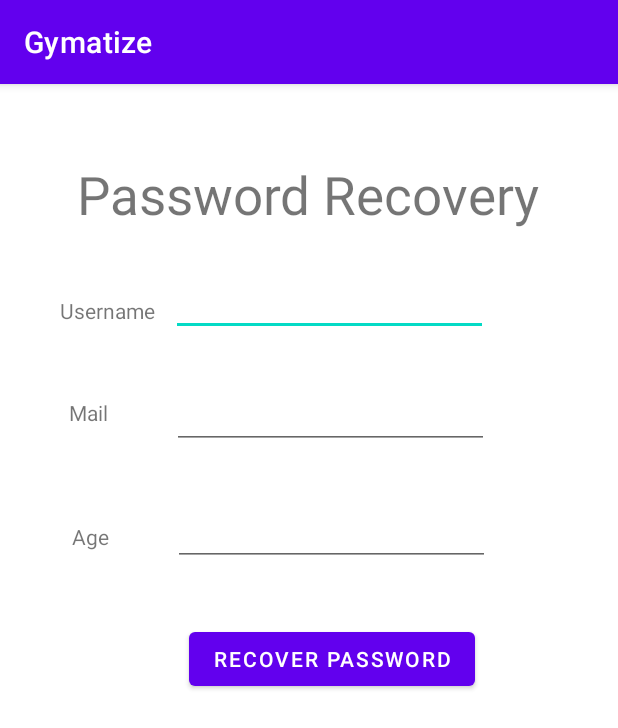
After one commit to YarinKeren/workout_app_android, an Android app: the RecoveryActivity screen opened directly, with no data from a screen before it, on a phone screen of 412 x 824 dp. The commit adds this screen. Shown: the top 728 px of the screen. Run offline under Robolectric (Android 15) with nearby library versions, the light colour scheme and no system bars.

Commit message:
Added Password Recovery Option

```diff
--- a/app/src/main/AndroidManifest.xml
+++ b/app/src/main/AndroidManifest.xml
@@ -1,6 +1,6 @@
 <?xml version="1.0" encoding="utf-8"?>
 <manifest xmlns:android="http://schemas.android.com/apk/res/android"
-    package="com.example.finalproject" >
+    package="com.example.finalproject">
 
     <application
         android:allowBackup="true"
@@ -9,7 +9,10 @@
         android:label="@string/app_name"
         android:roundIcon="@drawable/appicon"
         android:supportsRtl="false"
-        android:theme="@style/Theme.FinalProject" >
+        android:theme="@style/Theme.FinalProject">
+        <activity
+            android:name=".RecoveryActivity"
+            android:exported="false" />
         <activity
             android:name=".RegisterActivity"
             android:exported="false" />
@@ -52,7 +55,7 @@
         <activity
             android:name=".EntryUIActivity"
             android:exported="true"
-            android:theme="@style/DemoTheme" >
+            android:theme="@style/DemoTheme">
             <intent-filter>
                 <action android:name="android.intent.action.MAIN" />
 
--- a/app/src/main/java/com/example/finalproject/LoginActivity.java
+++ b/app/src/main/java/com/example/finalproject/LoginActivity.java
@@ -28,12 +28,12 @@ public class LoginActivity extends AppCompatActivity {
         loginButton = findViewById(R.id.loginButton);
         recoverPassword = findViewById(R.id.forgotPassword);
 
-//        recoverPassword.setOnClickListener(new View.OnClickListener() {
-//            @Override
-//            public void onClick(View v) {
-//                startActivity(new Intent(getBaseContext(),RecoveryActivity.class));
-//            }
-//        });
+        recoverPassword.setOnClickListener(new View.OnClickListener() {
+            @Override
+            public void onClick(View v) {
+                startActivity(new Intent(getBaseContext(),RecoveryActivity.class));
+            }
+        });
 
         loginButton.setOnClickListener(new View.OnClickListener() {
             @Override
--- /dev/null
+++ b/app/src/main/java/com/example/finalproject/RecoveryActivity.java
@@ -0,0 +1,63 @@
+package com.example.finalproject;
+
+import androidx.appcompat.app.AppCompatActivity;
+
+import android.os.Bundle;
+import android.view.View;
+import android.widget.Button;
+import android.widget.EditText;
+import android.widget.TextView;
+
+import com.google.android.material.snackbar.BaseTransientBottomBar;
+import com.google.android.material.snackbar.Snackbar;
+
+public class RecoveryActivity extends AppCompatActivity {
+    EditText userInput,ageInput,mailInput,okPass;
+    Button recoverButton;
+    TextView usernameText, mailText, ageText, passRecovered;
+    @Override
+    protected void onCreate(Bundle savedInstanceState) {
+        super.onCreate(savedInstanceState);
+        setContentView(R.layout.activity_recovery);
+
+        userInput = findViewById(R.id.recoveryUsernameInput);
+        ageInput = findViewById(R.id.recoveryAgeInput);
+        mailInput = findViewById(R.id.recoveryMailInput);
+        recoverButton = findViewById(R.id.recoverButton);
+        okPass = findViewById(R.id.okPass);
+        usernameText = findViewById(R.id.usernameText);
+        mailText = findViewById(R.id.mailText);
+        ageText = findViewById(R.id.ageText);
+        passRecovered = findViewById(R.id.passwordRecoveredText);
+
+        recoverButton.setOnClickListener(new View.OnClickListener() {
+            @Override
+            public void onClick(View v) {
+                String usernameEdit = userInput.getText().toString();
+                String mailEdit = mailInput.getText().toString();
+                double ageEdit = Double.valueOf(ageInput.getText().toString());
+
+                //Checks if all data is correct, if so - returns the password, else returns null
+                String status = FirebaseHelper.isExists(usernameEdit, ageEdit, mailEdit);
+                if (status != null)
+                {
+                    okPass.setText(status);
+                    okPass.setVisibility(View.VISIBLE);
+                    usernameText.setVisibility(View.INVISIBLE);
+                    mailText.setVisibility(View.INVISIBLE);
+                    ageText.setVisibility(View.INVISIBLE);
+                    userInput.setVisibility(View.INVISIBLE);
+                    ageInput.setVisibility(View.INVISIBLE);
+                    mailInput.setVisibility(View.INVISIBLE);
+                    recoverButton.setVisibility(View.INVISIBLE);
+                    passRecovered.setVisibility(View.VISIBLE);
+//                    Snackbar.make(getCurrentFocus(),"Password Recovered (:", BaseTransientBottomBar.LENGTH_LONG).show();
+                }
+                else
+                    Snackbar.make(getCurrentFocus(),"Unable to recover password", BaseTransientBottomBar.LENGTH_LONG).show();
+
+
+            }
+        });
+    }
+}
--- /dev/null
+++ b/app/src/main/res/layout/activity_recovery.xml
@@ -0,0 +1,151 @@
+<?xml version="1.0" encoding="utf-8"?>
+<androidx.constraintlayout.widget.ConstraintLayout xmlns:android="http://schemas.android.com/apk/res/android"
+    xmlns:app="http://schemas.android.com/apk/res-auto"
+    xmlns:tools="http://schemas.android.com/tools"
+    android:layout_width="match_parent"
+    android:layout_height="match_parent"
+    tools:context=".RecoveryActivity">
+
+    <TextView
+        android:id="@+id/textView7"
+        android:layout_width="wrap_content"
+        android:layout_height="wrap_content"
+        android:text="Password Recovery"
+        android:textSize="35sp"
+        app:layout_constraintBottom_toBottomOf="parent"
+        app:layout_constraintEnd_toEndOf="parent"
+        app:layout_constraintHorizontal_bias="0.491"
+        app:layout_constraintStart_toStartOf="parent"
+        app:layout_constraintTop_toTopOf="parent"
+        app:layout_constraintVertical_bias="0.069" />
+
+
+    <EditText
+        android:id="@+id/recoveryUsernameInput"
+        android:layout_width="211dp"
+        android:layout_height="41dp"
+        android:ems="10"
+        android:inputType="textPersonName"
+        android:minHeight="48dp"
+        app:layout_constraintBottom_toBottomOf="parent"
+        app:layout_constraintEnd_toEndOf="parent"
+        app:layout_constraintHorizontal_bias="0.567"
+        app:layout_constraintStart_toStartOf="parent"
+        app:layout_constraintTop_toTopOf="parent"
+        app:layout_constraintVertical_bias="0.174" />
+
+    <EditText
+        android:id="@+id/recoveryMailInput"
+        android:layout_width="211dp"
+        android:layout_height="41dp"
+        android:ems="10"
+        android:inputType="textPersonName"
+        android:minHeight="48dp"
+        app:layout_constraintBottom_toBottomOf="parent"
+        app:layout_constraintEnd_toEndOf="parent"
+        app:layout_constraintHorizontal_bias="0.572"
+        app:layout_constraintStart_toStartOf="parent"
+        app:layout_constraintTop_toTopOf="parent"
+        app:layout_constraintVertical_bias="0.278" />
+
+    <EditText
+        android:id="@+id/recoveryAgeInput"
+        android:layout_width="211dp"
+        android:layout_height="41dp"
+        android:ems="10"
+        android:inputType="numberDecimal"
+        app:layout_constraintBottom_toBottomOf="parent"
+        app:layout_constraintEnd_toEndOf="parent"
+        app:layout_constraintHorizontal_bias="0.575"
+        app:layout_constraintStart_toStartOf="parent"
+        app:layout_constraintTop_toTopOf="parent"
+        app:layout_constraintVertical_bias="0.385" />
+
+    <Button
+        android:id="@+id/recoverButton"
+        android:layout_width="wrap_content"
+        android:layout_height="wrap_content"
+        android:text="Recover Password"
+        app:layout_constraintBottom_toBottomOf="parent"
+        app:layout_constraintEnd_toEndOf="parent"
+        app:layout_constraintHorizontal_bias="0.568"
+        app:layout_constraintStart_toStartOf="parent"
+        app:layout_constraintTop_toTopOf="parent"
+        app:layout_constraintVertical_bias="0.499" />
+
+    <TextView
+        android:id="@+id/usernameText"
+        android:layout_width="wrap_content"
+        android:layout_height="wrap_content"
+        android:text="Username"
+        app:layout_constraintBottom_toBottomOf="parent"
+        app:layout_constraintEnd_toEndOf="parent"
+        app:layout_constraintHorizontal_bias="0.115"
+        app:layout_constraintStart_toStartOf="parent"
+        app:layout_constraintTop_toTopOf="parent"
+        app:layout_constraintVertical_bias="0.189" />
+
+    <TextView
+        android:id="@+id/mailText"
+        android:layout_width="wrap_content"
+        android:layout_height="wrap_content"
+        android:text="Mail"
+        app:layout_constraintBottom_toBottomOf="parent"
+        app:layout_constraintEnd_toEndOf="parent"
+        app:layout_constraintHorizontal_bias="0.119"
+        app:layout_constraintStart_toStartOf="parent"
+        app:layout_constraintTop_toTopOf="parent"
+        app:layout_constraintVertical_bias="0.28" />
+
+    <TextView
+        android:id="@+id/ageText"
+        android:layout_width="wrap_content"
+        android:layout_height="wrap_content"
+        android:text="Age"
+        app:layout_constraintBottom_toBottomOf="parent"
+        app:layout_constraintEnd_toEndOf="parent"
+        app:layout_constraintHorizontal_bias="0.124"
+        app:layout_constraintStart_toStartOf="parent"
+        app:layout_constraintTop_toTopOf="parent"
+        app:layout_constraintVertical_bias="0.39" />
+
+    <EditText
+        android:id="@+id/okPass"
+        android:layout_width="wrap_content"
+        android:layout_height="wrap_content"
+        android:ems="10"
+        android:inputType="textPersonName"
+        android:minHeight="48dp"
+        android:visibility="gone"
+        app:layout_constraintBottom_toBottomOf="parent"
+        app:layout_constraintEnd_toEndOf="parent"
+        app:layout_constraintHorizontal_bias="0.562"
+        app:layout_constraintStart_toStartOf="parent"
+        app:layout_constraintTop_toTopOf="parent"
+        app:layout_constraintVertical_bias="0.364" />
+
+    <TextView
+        android:id="@+id/passwordRecoveredText"
+        android:layout_width="wrap_content"
+        android:layout_height="wrap_content"
+        android:text="Your Password :"
+        android:visibility="gone"
+        app:layout_constraintBottom_toBottomOf="parent"
+        app:layout_constraintEnd_toEndOf="parent"
+        app:layout_constraintHorizontal_bias="0.498"
+        app:layout_constraintStart_toStartOf="parent"
+        app:layout_constraintTop_toTopOf="parent"
+        app:layout_constraintVertical_bias="0.301" />
+
+<!--    <TextView-->
+<!--        android:id="@+id/okPass"-->
+<!--        android:layout_width="wrap_content"-->
+<!--        android:layout_height="wrap_content"-->
+<!--        android:visibility="gone"-->
+<!--        app:layout_constraintBottom_toBottomOf="parent"-->
+<!--        app:layout_constraintEnd_toEndOf="parent"-->
+<!--        app:layout_constraintHorizontal_bias="0.562"-->
+<!--        app:layout_constraintStart_toStartOf="parent"-->
+<!--        app:layout_constraintTop_toTopOf="parent"-->
+<!--        app:layout_constraintVertical_bias="0.364" />-->
+</androidx.constraintlayout.widget.ConstraintLayout>
```
